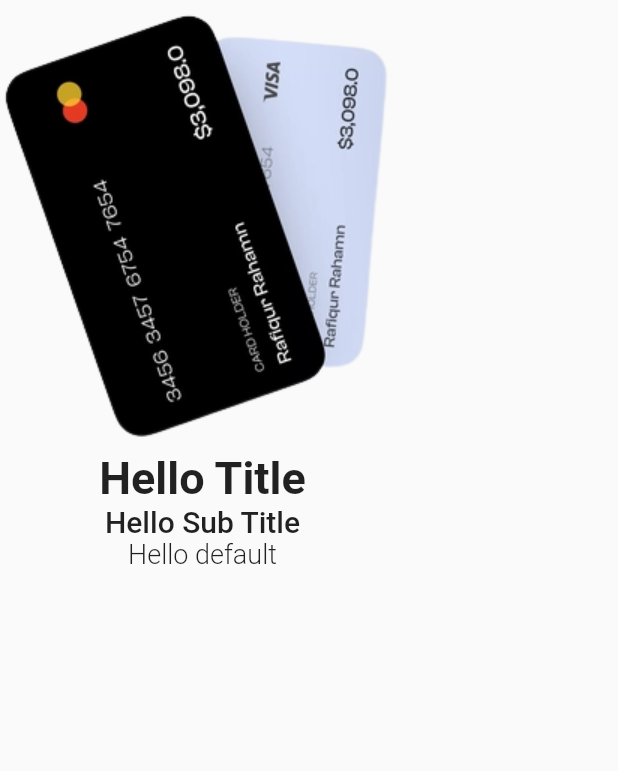
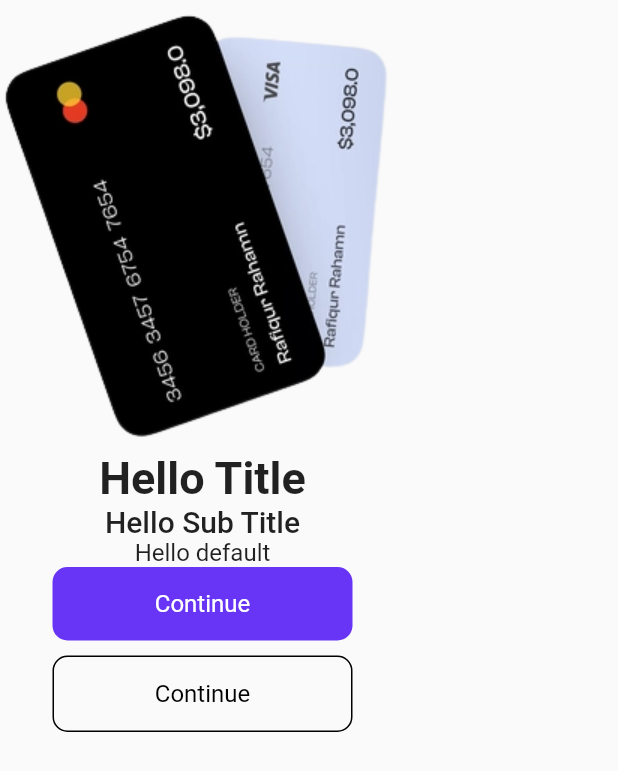
Before and after one commit to Asam237/send_money_ui, a Flutter app: the screen it shows after launch, on a phone screen of 412 x 824 dp. Shown: the top 771 px of the screen. Run offline on Flutter 3.47's test engine with Material 2 defaults, Android fonts, the phone set to English and light mode, and no system bars.

Commit message:
feat: add button component

```diff
--- a/lib/main.dart
+++ b/lib/main.dart
@@ -1,4 +1,5 @@
 import 'package:flutter/material.dart';
+import 'package:send_money_ui/views/components/button_component.dart';
 import 'package:send_money_ui/views/components/text_component.dart';
 
 void main() {
@@ -48,6 +49,19 @@ class _LandingScreenState extends State<LandingScreen> {
           TextComponent(
             text: "Hello default",
           ),
+          Container(
+            width: 200,
+            child: ButtonComponent(
+              type: "primary",
+              title: "Continue",
+            ),
+          ),
+          Container(
+            width: 200,
+            child: ButtonComponent(
+              title: "Continue",
+            ),
+          )
         ],
       )),
     );
--- /dev/null
+++ b/lib/views/components/button_component.dart
@@ -0,0 +1,54 @@
+import 'package:flutter/material.dart';
+import 'package:send_money_ui/commons/palettes.dart';
+import 'package:send_money_ui/views/components/text_component.dart';
+
+class ButtonComponent extends StatefulWidget {
+  final Function()? onTap;
+  final String? type;
+  final String? title;
+
+  ButtonComponent({this.title, this.type, this.onTap});
+
+  @override
+  State<ButtonComponent> createState() => _ButtonComponentState();
+}
+
+class _ButtonComponentState extends State<ButtonComponent> {
+  @override
+  Widget build(BuildContext context) {
+    if (this.widget.type == "primary") {
+      return InkWell(
+          onTap: this.widget.onTap,
+          child: Container(
+            width: MediaQuery.of(context).size.width,
+            padding: EdgeInsets.symmetric(vertical: 15.0),
+            decoration: BoxDecoration(
+                color: Palettes.secondary,
+                borderRadius: BorderRadius.circular(10)),
+            child: Center(
+              child: TextComponent(
+                text: this.widget.title,
+                color: Colors.white,
+              ),
+            ),
+          ));
+    } else {
+      return InkWell(
+          onTap: this.widget.onTap,
+          child: Container(
+            margin: EdgeInsets.only(top: 10),
+            width: MediaQuery.of(context).size.width,
+            padding: EdgeInsets.symmetric(vertical: 15.0),
+            decoration: BoxDecoration(
+                border: Border.all(color: Palettes.primary),
+                borderRadius: BorderRadius.circular(10)),
+            child: Center(
+              child: TextComponent(
+                text: this.widget.title,
+                color: Colors.black,
+              ),
+            ),
+          ));
+    }
+  }
+}
--- a/lib/views/components/text_component.dart
+++ b/lib/views/components/text_component.dart
@@ -18,7 +18,9 @@ class _TextComponentState extends State<TextComponent> {
       return Text(
         this.widget.text.toString(),
         style: TextStyle(
-            color: widget.color, fontSize: 30.0, fontWeight: FontWeight.w700),
+            color: this.widget.color,
+            fontSize: 30.0,
+            fontWeight: FontWeight.w700),
       );
     }
     if (this.widget.type == "subTitle") {
@@ -31,7 +33,7 @@ class _TextComponentState extends State<TextComponent> {
       return Text(
         this.widget.text.toString(),
         style: TextStyle(
-            color: widget.color, fontSize: 18.0, fontWeight: FontWeight.w300),
+            color: widget.color, fontSize: 16.0, fontWeight: FontWeight.w400),
       );
     }
   }
```
